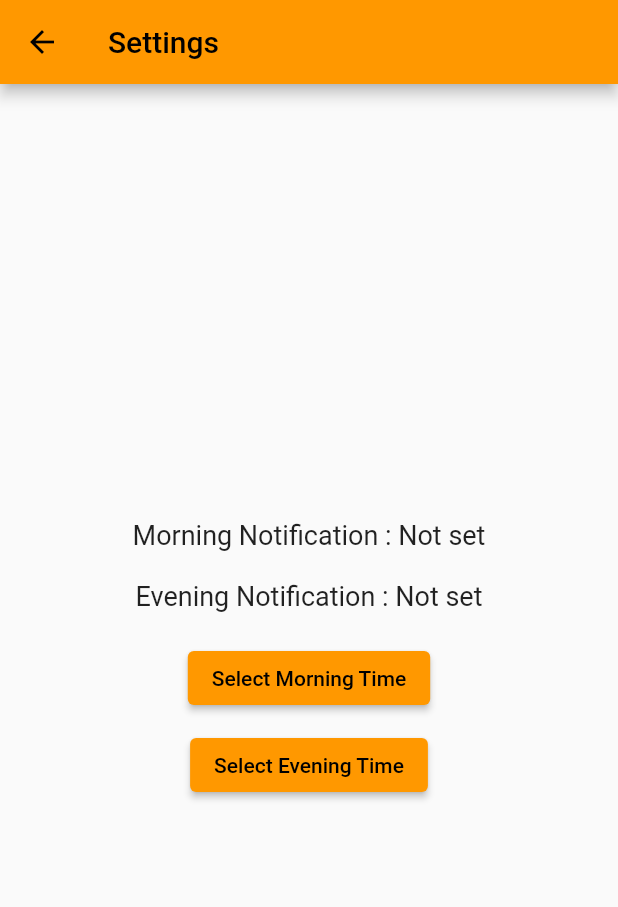
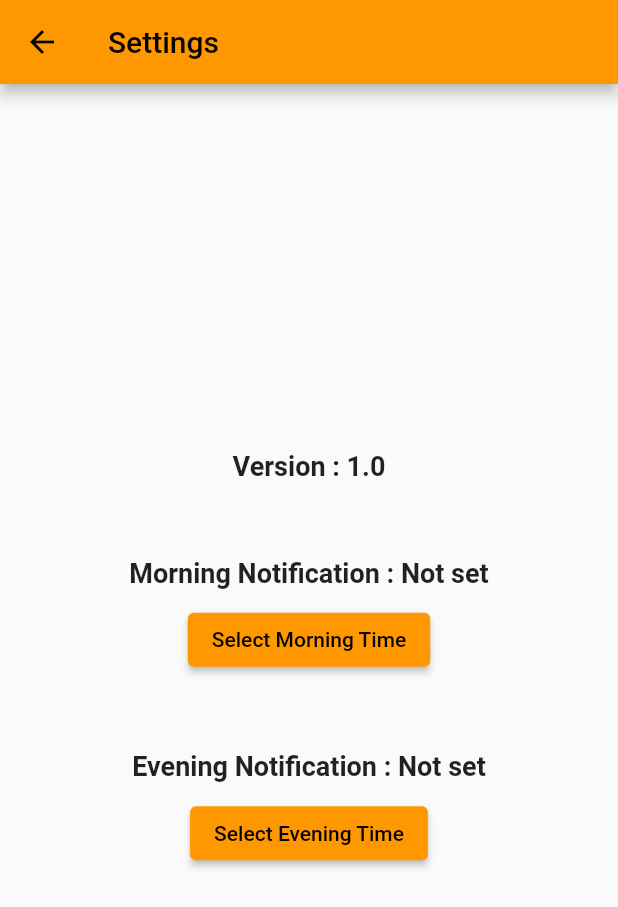
Before and after one commit to SriSitharth/SolarApp, a Flutter app: the screen it shows after launch, in the side drawer, after a tap on "Settings", on a phone screen of 412 x 824 dp. Shown: the top 907 px of the screen. Run offline on Flutter 3.47's test engine with Material 2 defaults, Android fonts, the light colour scheme and no system bars; our stand-ins replace cloud_firestore, firebase_core, fl_chart, flutter_local_notifications, font_awesome_flutter, timezone; accounts and stored records are empty.

Commit message:
Version Added

```diff
--- a/lib/homepage.dart
+++ b/lib/homepage.dart
@@ -137,7 +137,9 @@ class _MyHomePageState extends State<MyHomePage> {
         child: ListView(
           children: <Widget>[
             const DrawerHeader(
-              child: Text("QosteQ"),
+              child: Text("Solar Bill v1.0",
+              style: TextStyle(fontSize: 20,fontWeight: FontWeight.bold),
+              ),
             ),
             ListTile(
               title: const Text('Home'),
@@ -320,7 +322,7 @@ class _MyHomePageState extends State<MyHomePage> {
             ),
             inputFormatters: [
               FilteringTextInputFormatter.allow(RegExp('[0-9.]')),
-              LengthLimitingTextInputFormatter(6)
+              LengthLimitingTextInputFormatter(10)
             ],
             validator: (value) {
               if (value == null || value.isEmpty) {
--- a/lib/settings.dart
+++ b/lib/settings.dart
@@ -6,7 +6,7 @@ import 'package:cloud_firestore/cloud_firestore.dart';
 
 // ignore: camel_case_types
 class settings extends StatefulWidget {
-  const settings({super.key});
+  const settings({Key? key}): super(key: key);
 
   @override
   State<settings> createState() => _settingsState();
@@ -172,19 +172,20 @@ class _settingsState extends State<settings> {
     return Scaffold(
         appBar: AppBar(title: const Text("Settings")),
         body: Center(
+
           child: Column(mainAxisAlignment: MainAxisAlignment.center, children: [
             // Add some space between buttons and displayed times
+            const Text(
+              'Version : 1.0',
+              style: TextStyle(fontSize: 18,fontWeight: FontWeight.bold),
+            ),
+            const SizedBox(height: 50),
             // Display Morning Time
             Text(
               'Morning Notification : ${morningTime?.format(context) ?? "Not set"}',
-              style: const TextStyle(fontSize: 18),
+              style: const TextStyle(fontSize: 18,fontWeight: FontWeight.bold),
             ),
-            const SizedBox(height: 20),
-            Text(
-              'Evening Notification : ${eveningTime?.format(context) ?? "Not set"}',
-              style: const TextStyle(fontSize: 18),
-            ),
-            const SizedBox(height: 20),
+            const SizedBox(height: 10),
             ElevatedButton(
               onPressed: () async {
                 morningTime = await _selectTime(context, morningTime);
@@ -194,6 +195,11 @@ class _settingsState extends State<settings> {
                 }
               },
               child: const Text("Select Morning Time"),
+            ),
+            const SizedBox(height: 50),
+            Text(
+              'Evening Notification : ${eveningTime?.format(context) ?? "Not set"}',
+              style: const TextStyle(fontSize: 18,fontWeight: FontWeight.bold),
             ),
             const SizedBox(height: 10),
             ElevatedButton(
```
